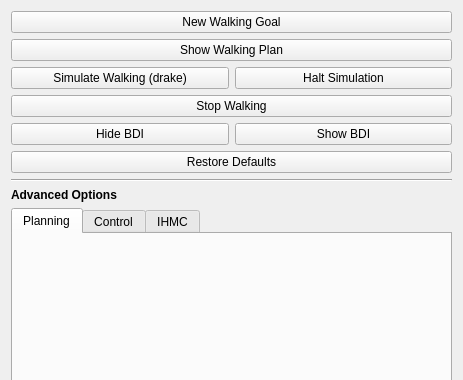
First picture: the form in src/app/ddFootsteps.ui, repository RobotLocomotion/director, before the edit; both pictures show x 0 to 463 and y 0 to 380 of the 463 by 652 pixel window.
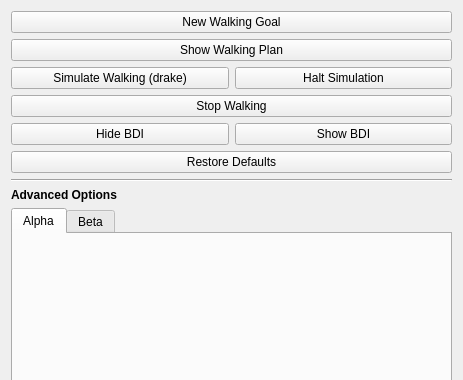
Second picture: the form after the edit.

The edit to the form file:
```diff
--- a/src/app/ddFootsteps.ui
+++ b/src/app/ddFootsteps.ui
@@ -138,17 +138,12 @@
      </property>
      <widget class="QWidget" name="planningParamsContainer">
       <attribute name="title">
-       <string>Planning</string>
+       <string>Alpha</string>
       </attribute>
      </widget>
      <widget class="QWidget" name="controlParamsContainer">
       <attribute name="title">
-       <string>Control</string>
-      </attribute>
-     </widget>
-     <widget class="QWidget" name="IHMCParamsContainer">
-      <attribute name="title">
-       <string>IHMC</string>
+       <string>Beta</string>
       </attribute>
      </widget>
     </widget>
```
Left out of the diff: 4 changed lines with no effect on the pictures.
